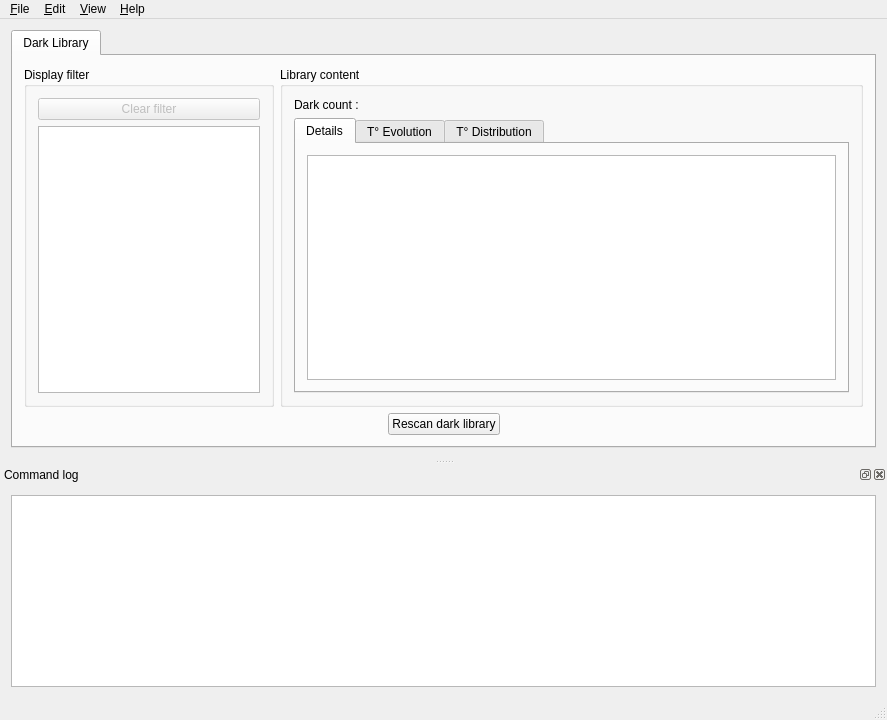
Qt form src/gui/forms/mainWindow.ui (deufrai/astrawdark-src) before a commit.
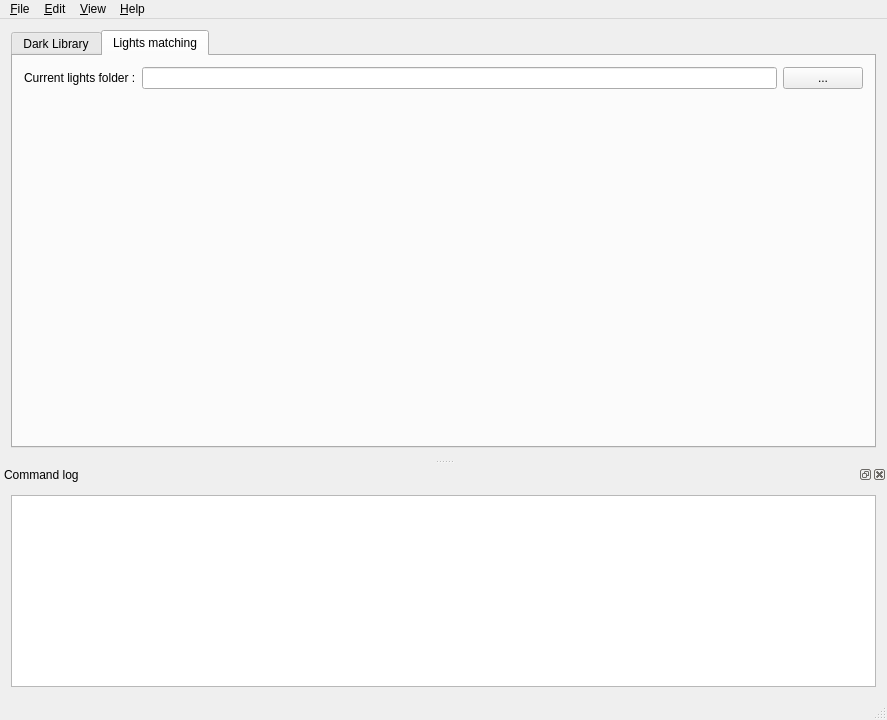
The same form after that commit. Custom widgets are drawn as their Qt base class.

Commit message: ARD-77: add dialog to pick lights folder

What changed in the file:
```diff
--- a/src/gui/forms/mainWindow.ui
+++ b/src/gui/forms/mainWindow.ui
@@ -18,7 +18,7 @@
     <item row="1" column="0">
      <widget class="QTabWidget" name="tabMainWidget">
       <property name="currentIndex">
-       <number>0</number>
+       <number>1</number>
       </property>
       <widget class="QWidget" name="tabDarkLibIndex">
        <attribute name="title">
@@ -184,6 +184,51 @@
         </item>
        </layout>
       </widget>
+      <widget class="QWidget" name="tabLightsMatchingIndex">
+       <attribute name="title">
+        <string>Lights matching</string>
+       </attribute>
+       <layout class="QVBoxLayout" name="verticalLayout">
+        <item>
+         <layout class="QHBoxLayout" name="horizontalLayout_3">
+          <item>
+           <widget class="QLabel" name="label">
+            <property name="text">
+             <string>Current lights folder :</string>
+            </property>
+           </widget>
+          </item>
+          <item>
+           <widget class="QLineEdit" name="lineCurrentLightsFolderPath">
+            <property name="readOnly">
+             <bool>true</bool>
+            </property>
+           </widget>
+          </item>
+          <item>
+           <widget class="QPushButton" name="btnChooseLightsFolder">
+            <property name="text">
+             <string>...</string>
+            </property>
+           </widget>
+          </item>
+         </layout>
+        </item>
+        <item>
+         <spacer name="verticalSpacer">
+          <property name="orientation">
+           <enum>Qt::Vertical</enum>
+          </property>
+          <property name="sizeHint" stdset="0">
+           <size>
+            <width>20</width>
+            <height>40</height>
+           </size>
+          </property>
+         </spacer>
+        </item>
+       </layout>
+      </widget>
      </widget>
     </item>
    </layout>
```
The commit also changes 3 other files.
